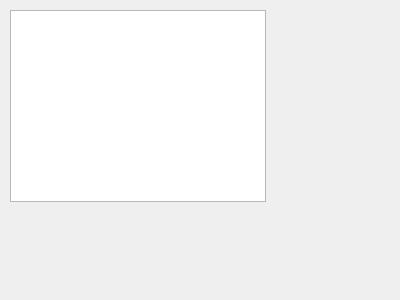
This is dialog.ui in Anna-Sent/networkplanning as Qt 5 draws it before an edit. The edited form follows.
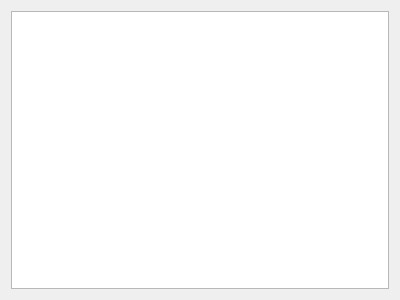
This is the edited form.

Patch:
```diff
--- a/dialog.ui
+++ b/dialog.ui
@@ -13,16 +13,11 @@
   <property name="windowTitle">
    <string>Dialog</string>
   </property>
-  <widget class="QTableView" name="tableView">
-   <property name="geometry">
-    <rect>
-     <x>10</x>
-     <y>10</y>
-     <width>256</width>
-     <height>192</height>
-    </rect>
-   </property>
-  </widget>
+  <layout class="QGridLayout" name="gridLayout">
+   <item row="0" column="0">
+    <widget class="QTableView" name="tableView"/>
+   </item>
+  </layout>
  </widget>
  <resources/>
  <connections/>
```
